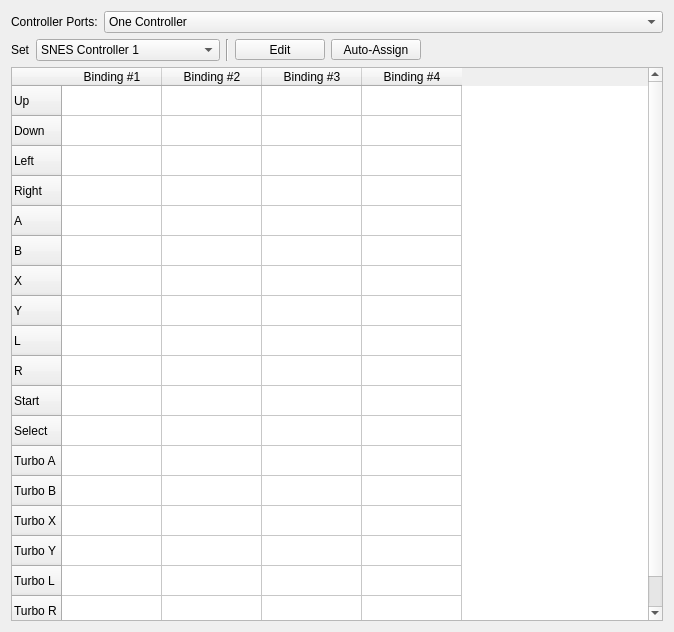
This is qt/src/ControllerPanel.ui in snes9xgit/snes9x as Qt 5 draws it before an edit. The edited form follows.
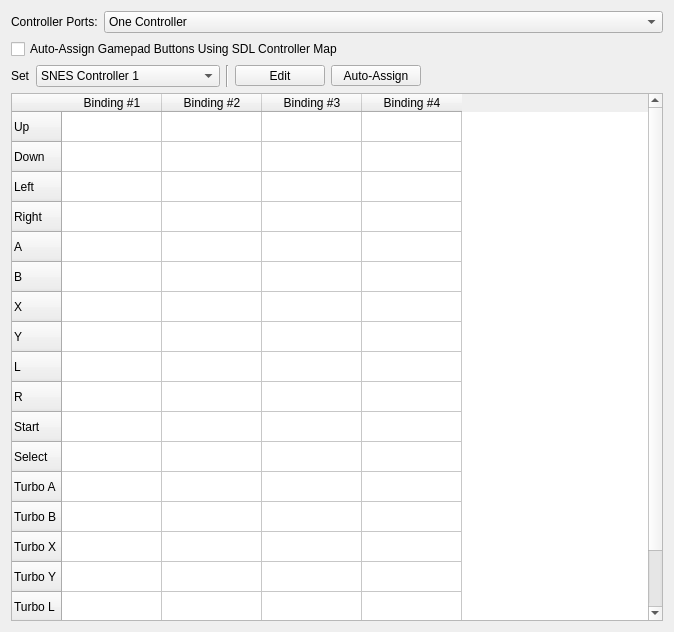
This is the edited form. Icons and pictures are not drawn.

Commit message:
qt: Add automapping gamepads through SDL.
Since there's no rhyme or reason with joystick enumeration on PCs, this always assigns
gamepads to player 1. For additional players, users must configure gamepads manually.

```diff
--- a/qt/src/ControllerPanel.ui
+++ b/qt/src/ControllerPanel.ui
@@ -60,6 +60,19 @@
      </item>
     </layout>
    </item>
+   <item>
+    <widget class="QCheckBox" name="automapGamepadsCheckbox">
+     <property name="toolTip">
+      <string>Use SDL to set up the D-pad, face buttons, and L/R. Other buttons may still be configured.</string>
+     </property>
+     <property name="whatsThis">
+      <string>&lt;html&gt;&lt;head/&gt;&lt;body&gt;&lt;p&gt;This option will use the SDL library to auto-configure gamepads. It will take the XBox mappings for the left D-pad and analog stick, as well as the the face buttons and L/R shoulder buttons, and assign them to relative locations on the first SNES controller.&lt;/p&gt;&lt;p&gt;&lt;br/&gt;&lt;/p&gt;&lt;p&gt;All gamepads will be assigned to player 1. If you need more players, disable this option and set up the mappings manually.&lt;/p&gt;&lt;/body&gt;&lt;/html&gt;</string>
+     </property>
+     <property name="text">
+      <string>Auto-Assign Gamepad Buttons Using SDL Controller Map</string>
+     </property>
+    </widget>
+   </item>
    <item>
     <layout class="QHBoxLayout" name="horizontalLayout">
      <item>
```
The commit also changes 7 other files.
